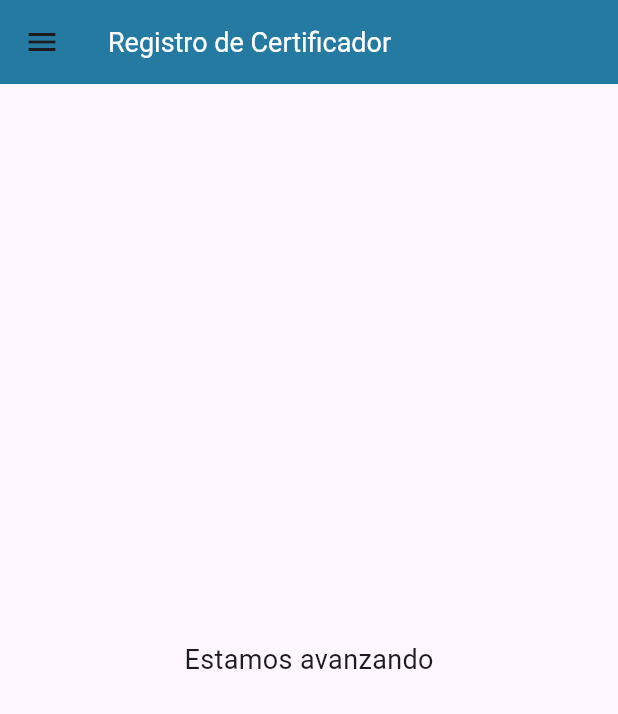
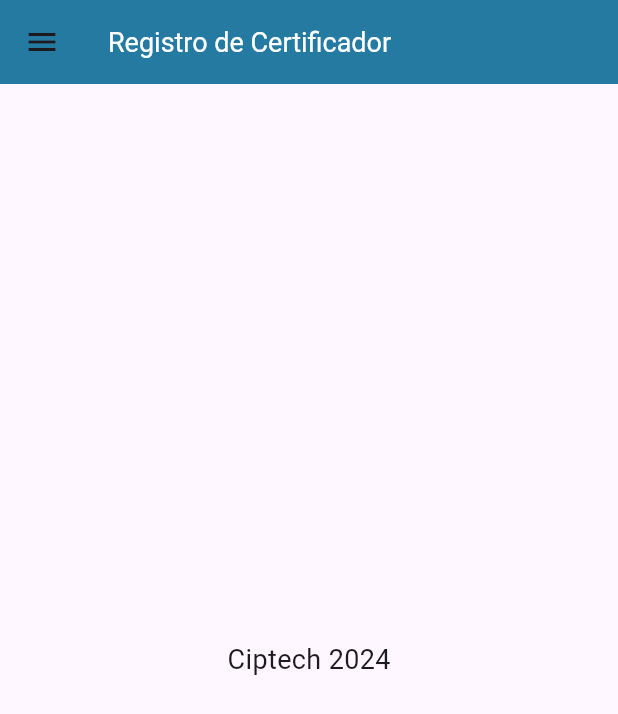
Before and after one commit to CiptechProyectos/AppCiptech, a Flutter app: the screen it shows after launch, on a phone screen of 412 x 824 dp. Shown: the top 714 px of the screen. Run offline on Flutter 3.47's test engine with Material 3 defaults, Android fonts, the phone set to English and light mode, and no system bars; Roboto replaces fonts that are missing (San Francisco).

Commit message:
Initial commit with all project files

```diff
--- a/ciptech/lib/main.dart
+++ b/ciptech/lib/main.dart
@@ -46,7 +46,7 @@ class HomePage extends StatelessWidget {
       ),
       body: Center(
         child: Text(
-          'Estamos avanzando',
+          'Ciptech 2024',
           style: TextStyle(fontFamily: 'San Francisco', fontSize: 18.0),
         ),
       ),
```
